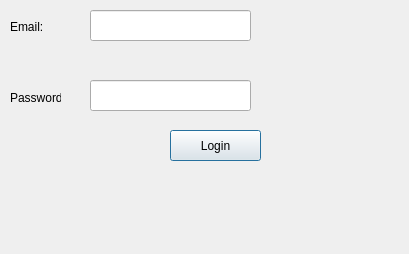
Above: view/UI/LoginWindow.ui from Darnoker/mail-desktop before the change. Below: the same form after it.
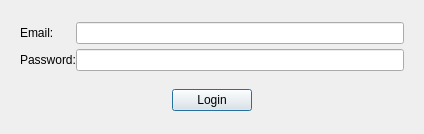
That is the form after the change.

Commit message: change login UI to somewhat responsive

Patch:
```diff
--- a/view/UI/LoginWindow.ui
+++ b/view/UI/LoginWindow.ui
@@ -6,75 +6,122 @@
    <rect>
     <x>0</x>
     <y>0</y>
-    <width>409</width>
-    <height>254</height>
+    <width>424</width>
+    <height>134</height>
    </rect>
   </property>
+  <property name="minimumSize">
+   <size>
+    <width>424</width>
+    <height>134</height>
+   </size>
+  </property>
+  <property name="maximumSize">
+   <size>
+    <width>666</width>
+    <height>391</height>
+   </size>
+  </property>
   <property name="windowTitle">
    <string>Login</string>
   </property>
-  <widget class="QLabel" name="emailAdressLabel">
-   <property name="geometry">
-    <rect>
-     <x>10</x>
-     <y>20</y>
-     <width>47</width>
-     <height>14</height>
-    </rect>
+  <layout class="QGridLayout" name="gridLayout_2">
+   <property name="leftMargin">
+    <number>20</number>
    </property>
-   <property name="text">
-    <string>Email:</string>
+   <property name="topMargin">
+    <number>10</number>
    </property>
-  </widget>
-  <widget class="QLabel" name="passwordLabel">
-   <property name="geometry">
-    <rect>
-     <x>10</x>
-     <y>90</y>
-     <width>51</width>
-     <height>16</height>
-    </rect>
+   <property name="rightMargin">
+    <number>20</number>
    </property>
-   <property name="text">
-    <string>Password:</string>
+   <property name="bottomMargin">
+    <number>10</number>
    </property>
-  </widget>
-  <widget class="QLineEdit" name="emailAdressField">
-   <property name="geometry">
-    <rect>
-     <x>90</x>
-     <y>10</y>
-     <width>161</width>
-     <height>31</height>
-    </rect>
-   </property>
-  </widget>
-  <widget class="QLineEdit" name="passwordField">
-   <property name="geometry">
-    <rect>
-     <x>90</x>
-     <y>80</y>
-     <width>161</width>
-     <height>31</height>
-    </rect>
-   </property>
-   <property name="echoMode">
-    <enum>QLineEdit::Password</enum>
-   </property>
-  </widget>
-  <widget class="QPushButton" name="loginButton">
-   <property name="geometry">
-    <rect>
-     <x>170</x>
-     <y>130</y>
-     <width>91</width>
-     <height>31</height>
-    </rect>
-   </property>
-   <property name="text">
-    <string>Login</string>
-   </property>
-  </widget>
+   <item row="0" column="0">
+    <layout class="QGridLayout" name="gridLayout">
+     <property name="leftMargin">
+      <number>0</number>
+     </property>
+     <property name="topMargin">
+      <number>0</number>
+     </property>
+     <property name="rightMargin">
+      <number>0</number>
+     </property>
+     <property name="bottomMargin">
+      <number>0</number>
+     </property>
+     <property name="horizontalSpacing">
+      <number>0</number>
+     </property>
+     <property name="verticalSpacing">
+      <number>5</number>
+     </property>
+     <item row="0" column="0">
+      <widget class="QLabel" name="emailAdressLabel">
+       <property name="text">
+        <string>Email:</string>
+       </property>
+      </widget>
+     </item>
+     <item row="0" column="1">
+      <widget class="QLineEdit" name="emailAdressField"/>
+     </item>
+     <item row="1" column="0">
+      <widget class="QLabel" name="passwordLabel">
+       <property name="text">
+        <string>Password:</string>
+       </property>
+      </widget>
+     </item>
+     <item row="1" column="1">
+      <widget class="QLineEdit" name="passwordField">
+       <property name="echoMode">
+        <enum>QLineEdit::Password</enum>
+       </property>
+      </widget>
+     </item>
+    </layout>
+   </item>
+   <item row="1" column="0">
+    <layout class="QHBoxLayout" name="horizontalLayout">
+     <item>
+      <spacer name="horizontalSpacer">
+       <property name="orientation">
+        <enum>Qt::Horizontal</enum>
+       </property>
+       <property name="sizeHint" stdset="0">
+        <size>
+         <width>40</width>
+         <height>20</height>
+        </size>
+       </property>
+      </spacer>
+     </item>
+     <item>
+      <widget class="QPushButton" name="loginButton">
+       <property name="text">
+        <string>Login</string>
+       </property>
+      </widget>
+     </item>
+     <item>
+      <spacer name="horizontalSpacer_2">
+       <property name="orientation">
+        <enum>Qt::Horizontal</enum>
+       </property>
+       <property name="sizeHint" stdset="0">
+        <size>
+         <width>40</width>
+         <height>20</height>
+        </size>
+       </property>
+      </spacer>
+     </item>
+    </layout>
+   </item>
+  </layout>
  </widget>
  <resources/>
  <connections>
```
The commit also changes 1 other file.
